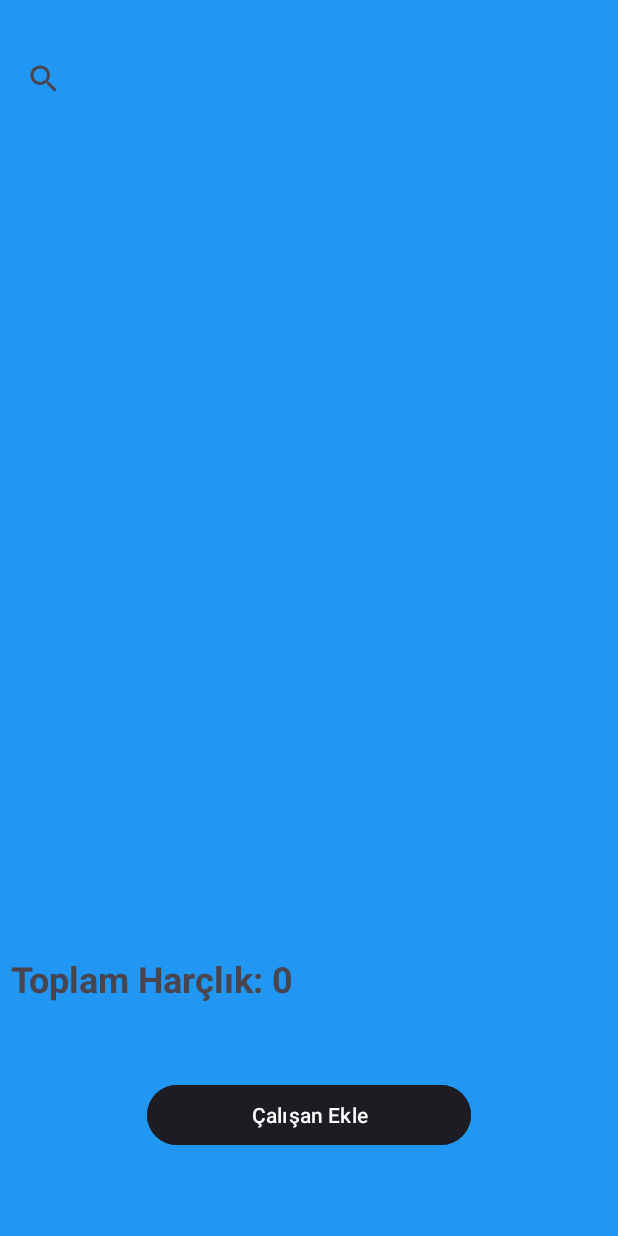
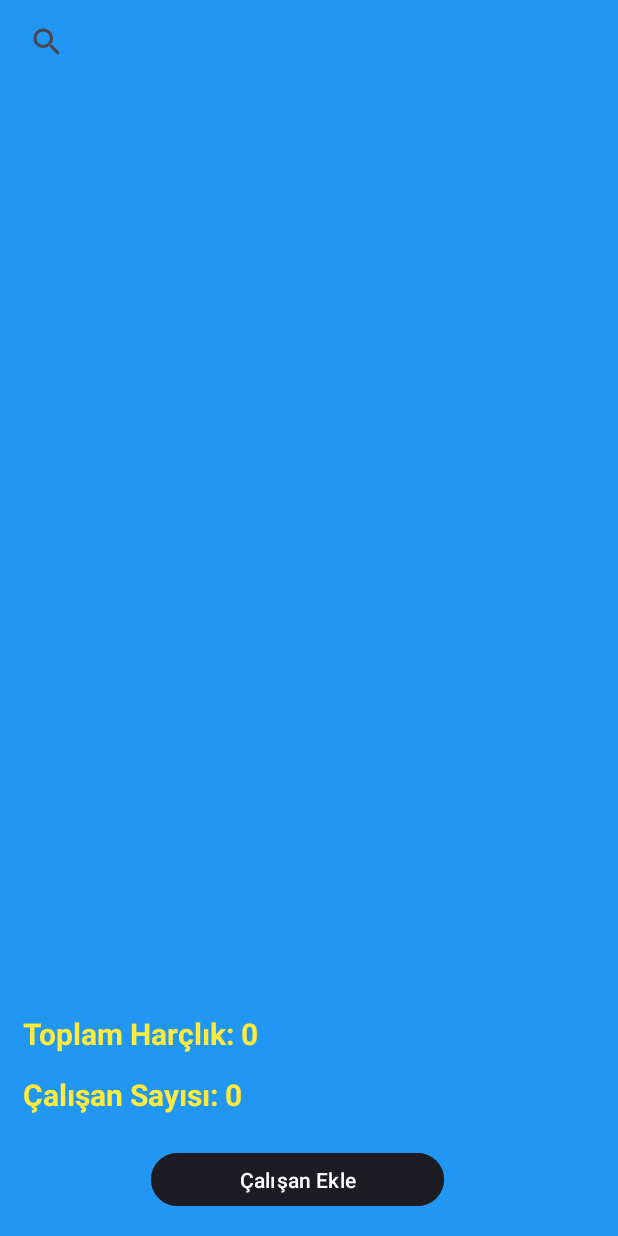
Before and after one commit to menasy/HesKit-MobilApp, an Android app: the screen it shows after launch (MainActivity), after a tap on "Çalışanlar", on a phone screen of 412 x 824 dp. Run offline under Robolectric (Android 15) with nearby library versions, the phone set to English and light mode, and no system bars.

Commit message:
Calisanlar update

```diff
--- a/app/src/main/java/com/menasy/heskit/Calisanlar.java
+++ b/app/src/main/java/com/menasy/heskit/Calisanlar.java
@@ -38,6 +38,7 @@ public class Calisanlar extends Fragment {
 
         loadEmployeeDataFromDB();
         setupClickListeners();
+//        updateSummaryViews();
         return view;
     }
 
@@ -77,12 +78,47 @@ public class Calisanlar extends Fragment {
                     emp.setDbId(dbId); // ID'yi set et
                     emp.setTotalMoney(totalMoney);
                     empList.add(emp);
+//                    updateSummaryViews();
+
                 }
             } while (cursor.moveToNext());
             cursor.close();
         }
     }
+    private  void updateSummaryViews() {
+        // Çalışan sayısını güncelle
+        int employeeCount = empList.size();
+        bnd.empCountTxtView.setText("Çalışan Sayısı: " + employeeCount);
 
+        // Toplam harçlığı hesapla ve güncelle
+        int totalPayment = getAllPayment();
+        bnd.calisanTotalPaymentTxt.setText("Toplam Harçlık: " + totalPayment + "₺");
+    }
+    private static int getAllPayment()
+    {
+        int totalPayment = 0;
+
+//        for (int i = 0; i < empList.size(); i++)
+//        {
+//            for (int j = 0; j < empList.get(i).getEmpPaymentLst().size(); j++)
+//            {
+//                Employee emp = empList.get(i);
+//                for (int k = 0; k < emp.getEmpPaymentLst().size(); k++)
+//                {
+//                    totalPayment += emp.getEmpPaymentLst().get(k).getTakedMoney();
+//                }
+//            }
+//        }
+
+        for (Employee emp : empList)
+        {
+            for (EmployeePayment empPayment : emp.getEmpPaymentLst())
+            {
+                totalPayment += empPayment.getTakedMoney();
+            }
+        }
+        return totalPayment;
+    }
     private static int[] processDateIn(String dateInStr) {
         String[] dateParts = dateInStr.split("/");
         int[] dateIn = new int[dateParts.length];
@@ -91,4 +127,5 @@ public class Calisanlar extends Fragment {
         }
         return dateIn;
     }
+
 }
--- a/app/src/main/res/layout/fragment_calisanlar.xml
+++ b/app/src/main/res/layout/fragment_calisanlar.xml
@@ -9,11 +9,13 @@
 
     <LinearLayout
         android:id="@+id/linearLayout3"
-        android:layout_width="405dp"
-        android:layout_height="474dp"
-        android:layout_marginBottom="28dp"
+        android:layout_width="0dp"
+        android:layout_height="0dp"
+        android:layout_marginStart="3dp"
+        android:layout_marginEnd="3dp"
+        android:layout_marginBottom="16dp"
         android:orientation="vertical"
-        app:layout_constraintBottom_toTopOf="@+id/totalHarclikTxt"
+        app:layout_constraintBottom_toTopOf="@+id/calisanTotalPaymentTxt"
         app:layout_constraintEnd_toEndOf="parent"
         app:layout_constraintStart_toStartOf="parent"
         app:layout_constraintTop_toBottomOf="@+id/searchView">
@@ -21,62 +23,78 @@
         <androidx.recyclerview.widget.RecyclerView
             android:id="@+id/fragmentCalisanRecView"
             android:layout_width="match_parent"
-            android:layout_height="440dp"
-            android:padding="0dp"
+            android:layout_height="479dp"
             android:clipToPadding="false"
-            />
+            android:padding="0dp" />
     </LinearLayout>
 
     <LinearLayout
         android:id="@+id/linearLayout6"
-        android:layout_width="match_parent"
-        android:layout_height="80dp"
-        android:layout_marginStart="18dp"
-        android:layout_marginEnd="18dp"
-        android:layout_marginBottom="28dp"
+        android:layout_width="365dp"
+        android:layout_height="59dp"
+        android:layout_marginBottom="8dp"
         android:orientation="vertical"
         app:layout_constraintBottom_toBottomOf="parent"
         app:layout_constraintEnd_toEndOf="parent"
+        app:layout_constraintHorizontal_bias="0.347"
         app:layout_constraintStart_toStartOf="parent"
-        app:layout_constraintTop_toBottomOf="@+id/totalHarclikTxt">
+        app:layout_constraintTop_toBottomOf="@+id/empCountTxtView">
 
         <Button
             android:id="@+id/addEmployee"
-            android:layout_width="216dp"
+            android:layout_width="195dp"
             android:layout_height="wrap_content"
             android:layout_gravity="center"
-            android:layout_marginTop="16dp"
+            android:layout_marginTop="8dp"
+            android:layout_marginBottom="8dp"
+            android:backgroundTint="@color/material_on_surface_emphasis_high_type"
             android:onClick="addEmployeFrag"
-            android:backgroundTint="@color/material_on_surface_emphasis_high_type"
-
             android:text="Çalışan Ekle" />
     </LinearLayout>
 
     <TextView
-        android:id="@+id/totalHarclikTxt"
-        android:layout_width="match_parent"
-        android:layout_height="41dp"
-        android:layout_marginStart="7dp"
-        android:layout_marginEnd="7dp"
-        android:layout_marginBottom="13dp"
+        android:id="@+id/calisanTotalPaymentTxt"
+        android:layout_width="397dp"
+        android:layout_height="31dp"
+        android:layout_marginStart="16dp"
+        android:layout_marginBottom="9dp"
         android:text="Toplam Harçlık: 0"
-        android:textSize="24sp"
+        android:textColor="#FFEB3B"
+        android:textSize="20sp"
         android:textStyle="bold"
-        app:layout_constraintBottom_toTopOf="@+id/linearLayout6"
+        app:layout_constraintBottom_toTopOf="@+id/empCountTxtView"
         app:layout_constraintEnd_toEndOf="parent"
         app:layout_constraintStart_toStartOf="parent"
         app:layout_constraintTop_toBottomOf="@+id/linearLayout3" />
 
     <SearchView
         android:id="@+id/searchView"
-        android:layout_width="401dp"
-        android:layout_height="48dp"
-        android:layout_marginTop="16dp"
-        android:layout_marginBottom="32dp"
+        android:layout_width="399dp"
+        android:layout_height="39dp"
+
+        android:layout_marginStart="8dp"
+        android:layout_marginTop="8dp"
+        android:layout_marginEnd="8dp"
+        android:layout_marginBottom="16dp"
         app:layout_constraintBottom_toTopOf="@+id/linearLayout3"
         app:layout_constraintEnd_toEndOf="parent"
+        app:layout_constraintHorizontal_bias="0.25"
         app:layout_constraintStart_toStartOf="parent"
-
         app:layout_constraintTop_toTopOf="parent" />
 
+    <TextView
+        android:id="@+id/empCountTxtView"
+        android:layout_width="397dp"
+        android:layout_height="31dp"
+        android:layout_marginStart="16dp"
+        android:layout_marginBottom="9dp"
+        android:text="Çalışan Sayısı: 0"
+        android:textColor="#FFEB3B"
+        android:textSize="20sp"
+        android:textStyle="bold"
+        app:layout_constraintBottom_toTopOf="@+id/linearLayout6"
+        app:layout_constraintEnd_toEndOf="parent"
+        app:layout_constraintStart_toStartOf="parent"
+        app:layout_constraintTop_toBottomOf="@+id/calisanTotalPaymentTxt" />
+
 </androidx.constraintlayout.widget.ConstraintLayout>
```
